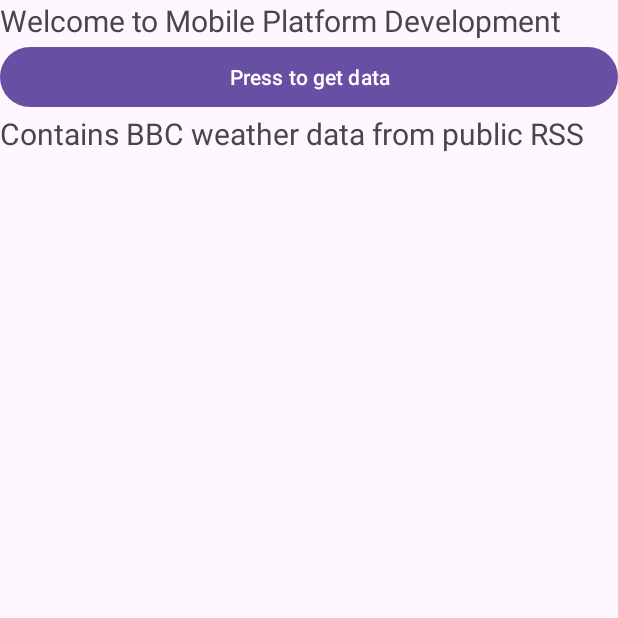
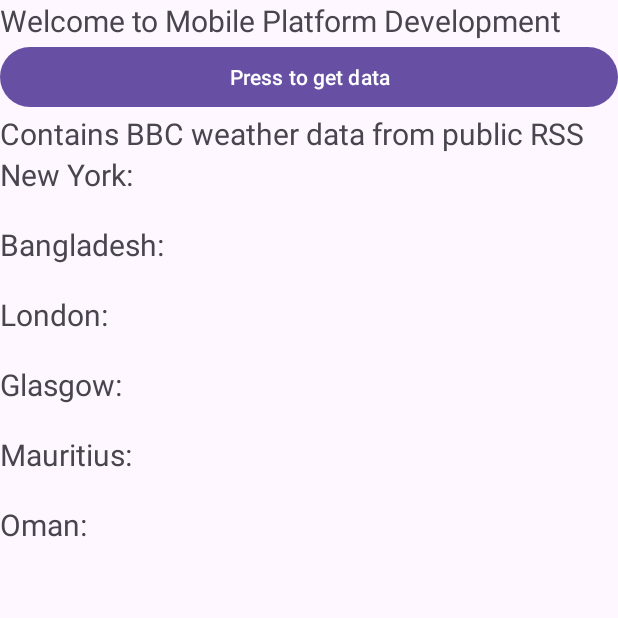
Before and after one commit to Jochii96/CW1_Joanna_Hoppe, an Android app: the screen it shows after launch (MainActivity), after a tap on "Press to get data", on a phone screen of 412 x 824 dp, the top half of it. Run offline under Robolectric (Android 15) with nearby library versions, the phone set to English and light mode, and no system bars.

```diff
--- a/app/src/main/java/com/example/cw1/MainActivity.java
+++ b/app/src/main/java/com/example/cw1/MainActivity.java
@@ -1,187 +1,180 @@
 package com.example.cw1;
-
-/*  Starter project for Mobile Platform Development in main diet 2023/2024
-    You should use this project as the starting point for your assignment.
-    This project simply reads the data from the required URL and displays the
-    raw data in a TextField
-*/
-
-//
-// Name                 _________________
-// Student ID           _________________
-// Programme of Study   _________________
-//
-
-// UPDATE THE PACKAGE NAME to include your Student Identifier
 
 import androidx.appcompat.app.AppCompatActivity;
 import android.os.Bundle;
 import android.util.Log;
 import android.view.View;
-import android.view.View.OnClickListener;
 import android.widget.Button;
 import android.widget.TextView;
 import org.xmlpull.v1.XmlPullParser;
-import org.xmlpull.v1.XmlPullParserException;
 import org.xmlpull.v1.XmlPullParserFactory;
+
 import java.io.BufferedReader;
 import java.io.IOException;
 import java.io.InputStreamReader;
+import java.io.StringReader;
 import java.net.URL;
 import java.net.URLConnection;
-import java.io.StringReader;
 import java.util.ArrayList;
+import java.util.LinkedList;
+import java.util.HashMap;
+import java.util.List;
+import java.util.Map;
 
-public class MainActivity extends AppCompatActivity implements OnClickListener
-{
+public class MainActivity extends AppCompatActivity implements View.OnClickListener {
     private TextView rawDataDisplay;
     private Button startButton;
-    private String result;
-    private String url1="";
-    private String urlSource="https://weather-broker-cdn.api.bbci.co.uk/en/forecast/rss/3day/2648579";
+    private Map<String, List<Weather>> weatherReportsByLocation = new HashMap<>();
+
+    private Map<String, String> locationIdToNameMap = new HashMap<>();
 
     @Override
-    protected void onCreate(Bundle savedInstanceState)
-    {
+    protected void onCreate(Bundle savedInstanceState) {
         super.onCreate(savedInstanceState);
         setContentView(R.layout.activity_main);
-        // Set up the raw links to the graphical components
-        rawDataDisplay = (TextView)findViewById(R.id.rawDataDisplay);
-        startButton = (Button)findViewById(R.id.startButton);
+
+        locationIdToNameMap.put("2648579", "Glasgow");
+        locationIdToNameMap.put("2643743", "London");
+        locationIdToNameMap.put("5128581", "New York");
+        locationIdToNameMap.put("287286", "Oman");
+        locationIdToNameMap.put("934154", "Mauritius");
+        locationIdToNameMap.put("1185241", "Bangladesh");
+
+        rawDataDisplay = findViewById(R.id.rawDataDisplay);
+        startButton = findViewById(R.id.startButton);
         startButton.setOnClickListener(this);
-
-        // More Code goes here
     }
 
-    public void onClick(View aview)
-    {
-        startProgress();
+    @Override
+    public void onClick(View view) {
+        weatherReportsByLocation.clear(); // Clear the list for fresh data on each click
+        rawDataDisplay.setText(""); // Clear the display
+        String[] locationIds = {"2648579", "2643743", "5128581", "287286", "934154", "1185241"};
+        for (String id : locationIds) {
+            startProgress(id);
+        }
     }
 
-    public void startProgress()
-    {
-        // Run network access on a separate thread;
-        new Thread(new Task(urlSource)).start();
-    } //
+    public void startProgress(String locationId) {
+        String locationName = locationIdToNameMap.get(locationId); // Get the location name using the ID
 
-    // Need separate thread to access the internet resource over network
-    // Other neater solutions should be adopted in later iterations.
+        if (locationName == null) {
+            Log.e("startProgress", "Location name for ID " + locationId + " not found.");
+            return; // Optionally handle this case more gracefully
+        }
+        String url = "https://weather-broker-cdn.api.bbci.co.uk/en/forecast/rss/3day/" + locationId;
+        new Thread(new Task(url, locationId, locationName)).start(); // Pass both the URL and location ID
+    }
+
     private class Task implements Runnable {
         private String url;
+        private String locationId;
+        private String locationName;
 
-        public Task(String aurl) {
-            url = aurl;
+        public Task(String url, String locationId, String locationName) {
+            this.url = url;
+            this.locationId = locationId;
+            this.locationName = locationName;
+
         }
 
         @Override
         public void run() {
-            ArrayList<String> tempStrings = new ArrayList<>();
-            URL aurl;
-            URLConnection yc;
-            BufferedReader in = null;
-            String inputLine = "";
+            StringBuilder result = new StringBuilder();
+            try {
+                URL aurl = new URL(url);
+                URLConnection yc = aurl.openConnection();
+                BufferedReader in = new BufferedReader(new InputStreamReader(yc.getInputStream()));
+                String inputLine;
+                while ((inputLine = in.readLine()) != null) {
+                    result.append(inputLine);
+                }
+                in.close();
+            } catch (IOException e) {
+                Log.e("MyTag", "IOException", e);
+            }
 
 
-            Log.e("MyTag", "in run");
-
-            try {
-                Log.e("MyTag", "in try");
-                aurl = new URL(url);
-                yc = aurl.openConnection();
-                in = new BufferedReader(new InputStreamReader(yc.getInputStream()));
-                while ((inputLine = in.readLine()) != null) {
-                    result = result + inputLine;
-                    Log.e("MyTag", inputLine);
-
-                }
-                in.close();
-            } catch (IOException ae) {
-                Log.e("MyTag", "ioexception");
+            String locationName = locationIdToNameMap.get(locationId);
+            parseXML(result.toString());
         }
 
-            //Get rid of the first tag <?xml version="1.0" encoding="utf-8"?>
-            int i = result.indexOf(">");
-            result = result.substring(i + 1);
-            Log.e("MyTag - cleaned", result);
-
-            //
-            // Now that you have the xml data you can parse it
-            //
-
+        private void parseXML(String xml) {
+            List<Weather> localList = new ArrayList<>();
             try {
                 XmlPullParserFactory factory = XmlPullParserFactory.newInstance();
                 factory.setNamespaceAware(true);
                 XmlPullParser xpp = factory.newPullParser();
-                xpp.setInput(new StringReader(result));
+
+                xpp.setInput(new StringReader(xml));
                 int eventType = xpp.getEventType();
-                boolean foundItem = false; // Flag to track if <item> tag is found
+                Weather currentWeather = null;
+                boolean insideItem = false;
 
-                // Now start parsing
                 while (eventType != XmlPullParser.END_DOCUMENT) {
-                    if (eventType == XmlPullParser.START_TAG) {
-                        if (xpp.getName().equalsIgnoreCase("item")) {
-                            foundItem = true; // Set flag when <item> tag is found
-                            Log.d("MyTag", "New Thing found!");
-                        } else if (foundItem) { // Process data only if <item> tag is found
-                            if (xpp.getName().equalsIgnoreCase("link")) {
-                                // Now just get the associated text
-                                String temp = xpp.nextText();
-                                tempStrings.add(temp);
-                                // Do something with text
-                                Log.d("MyTag", "Bolt is " + temp);
-                            } else if (xpp.getName().equalsIgnoreCase("title")) {
-                                // Now just get the associated text
-                                String temp = xpp.nextText();
-                                String rainStatus = temp.substring(temp.indexOf(":") + 2, temp.indexOf(",")).trim();
-                                tempStrings.add(rainStatus);
-
-                                // Do something with text
-                                Log.d("MyTag", "Nut is " + temp);
-                            } else if (xpp.getName().equalsIgnoreCase("link")) {
-                                // Now just get the associated text
-                                String temp = xpp.nextText();
-                                tempStrings.add(temp);
-                                // Do something with text
-                                Log.d("MyTag", "Washer is " + temp);
+                    if (eventType == XmlPullParser.START_TAG && "item".equalsIgnoreCase(xpp.getName())) {
+                        insideItem = true;
+                        currentWeather = new Weather(locationId, locationName);
+                    } else if (insideItem && "title".equalsIgnoreCase(xpp.getName())) {
+                        String titleText = xpp.nextText();
+                        String condition = titleText.split(",")[0].split(":")[1].trim();
+                        currentWeather.setCondition(condition);
                     }
+                    if (eventType == XmlPullParser.END_TAG && "item".equalsIgnoreCase(xpp.getName()) && currentWeather != null) {
+                        localList.add(currentWeather);
+                        currentWeather = null;
+                        insideItem = false;
                     }
-                    } else if (eventType == XmlPullParser.END_TAG) {
-                        if (xpp.getName().equalsIgnoreCase("item")) {
-                            Log.d("MyTag", "Thing parsing completed!");
-                            foundItem = false; // Reset flag when </item> tag is encountered
+                    eventType = xpp.next();
                 }
-                    }
-                    eventType = xpp.next(); // Get the next event before looping again
-                }
-            } catch (XmlPullParserException ae1) {
-                Log.e("MyTag", "Parsing error" + ae1.toString());
-            } catch (IOException ae1) {
-                Log.e("MyTag", "IO error during parsing");
+            } catch (Exception e) {
+                Log.e("MyTag", "Parsing error", e);
             }
 
             Log.d("MyTag", "End of document reached");
 
+            synchronized (this) {
+                weatherReportsByLocation.putIfAbsent(locationName, new ArrayList<>());
+                weatherReportsByLocation.get(locationName).addAll(localList);
+            }
 
+            MainActivity.this.runOnUiThread(() -> updateUI());
+        }
+    }
 
+    private void updateUI() {
+        StringBuilder displayText = new StringBuilder();
+        for (Map.Entry<String, List<Weather>> entry : weatherReportsByLocation.entrySet()) {
+            String locationName = entry.getKey();
+            List<Weather> reports = entry.getValue();
+            displayText.append(locationName).append(":\n");
+            for (Weather report : reports) {
+                displayText.append(report.getCondition()).append("\n");
+            }
+            displayText.append("\n"); // Extra newline for spacing between locations
+        }
+        rawDataDisplay.setText(displayText.toString());
+    }
 
+    public static class Weather {
+        private String condition;
+        private String locationId;
+        private String locationName;
 
-            // Now update the TextView to display raw XML data
-            // Probably not the best way to update TextView
-            // but we are just getting started !
-
-            MainActivity.this.runOnUiThread(new Runnable() {
-                public void run() {
-                    Log.d("UI thread", "I am the UI thread");
-                    StringBuilder stringBuilder = new StringBuilder();
-                    for (String item : tempStrings) {
-                        stringBuilder.append(item).append("\n"); // Add each item to the StringBuilder
+        public void setCondition(String condition) {
+            this.condition = condition;
         }
-                    String textToShow = stringBuilder.toString();
-
-                    rawDataDisplay.setText(textToShow); // Set the text to rawDataDisplay
+        public Weather(String locationId, String locationName) {
+            this.locationId = locationId;
+            this.locationName = locationName;
         }
 
 
-            });
+        public String getCondition() {
+            return condition;
         }
-    }}
+        public String getLocationName() {
+            return locationName;
+        }
+    }
+}
```
Lines whose indentation alone changed are shown as unchanged.
